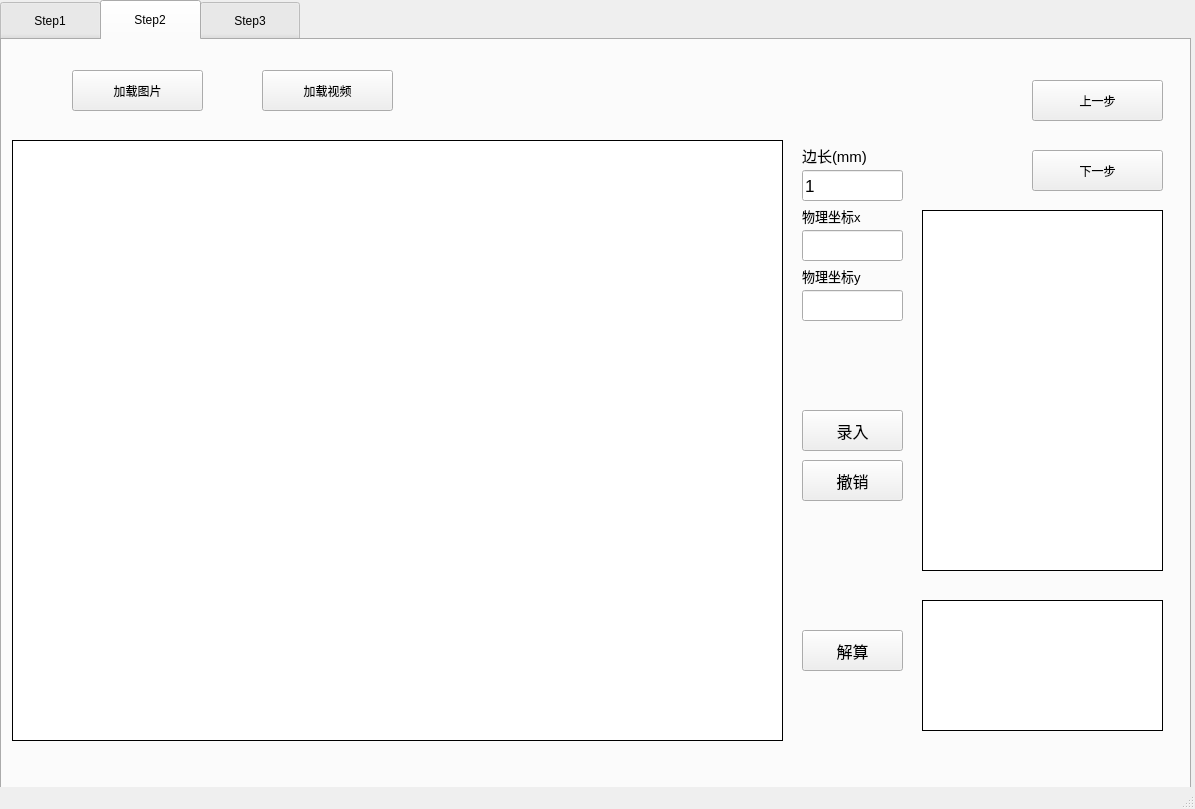
Old version of the form qt/mainwindow.ui in the repository XDU-ETVP-JH-ZK/Track_and_Visualize.
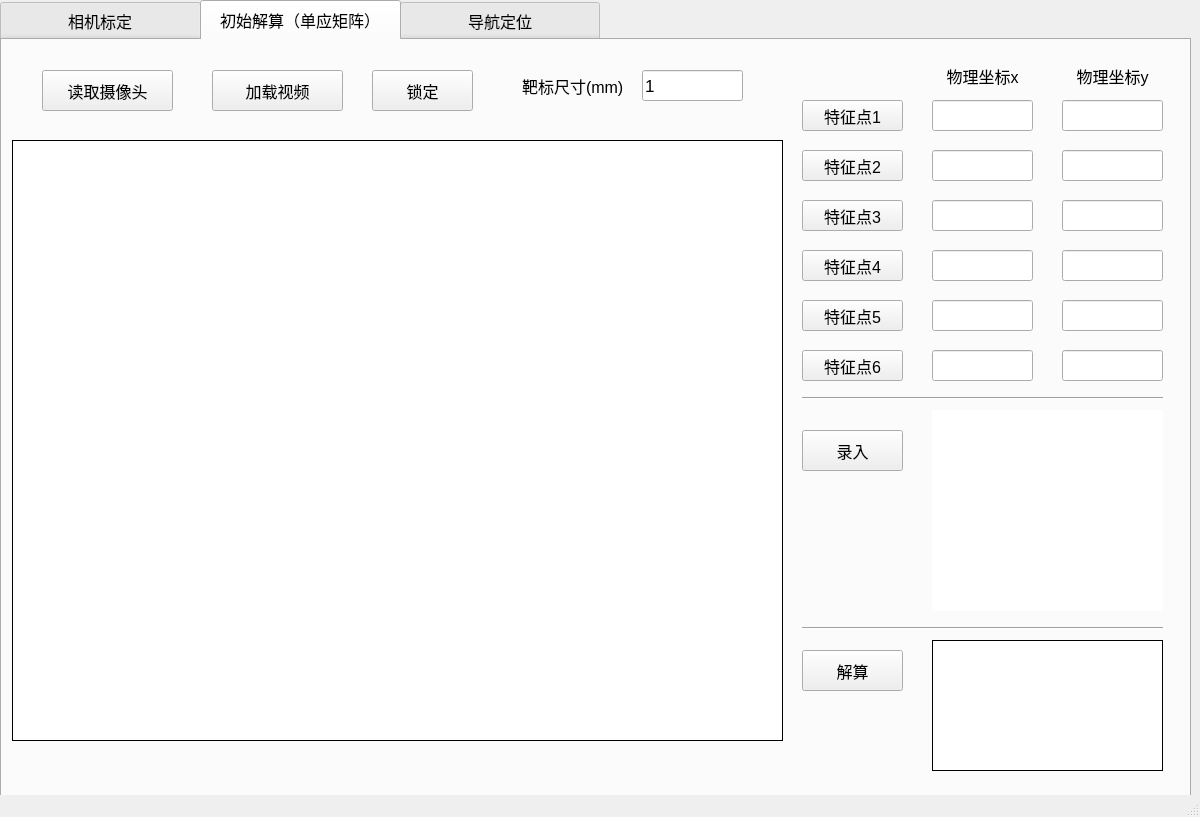
New version of the form. The open tabs and pages were chosen to show the change.

The edit to the form file:
```diff
--- a/qt/mainwindow.ui
+++ b/qt/mainwindow.ui
@@ -9,8 +9,8 @@
    <rect>
     <x>0</x>
     <y>0</y>
-    <width>1195</width>
-    <height>809</height>
+    <width>1200</width>
+    <height>817</height>
    </rect>
   </property>
   <property name="sizePolicy">
@@ -29,6 +29,11 @@
    <property name="enabled">
     <bool>true</bool>
    </property>
+   <property name="font">
+    <font>
+     <pointsize>12</pointsize>
+    </font>
+   </property>
    <widget class="QTabWidget" name="tabWidget">
     <property name="enabled">
      <bool>true</bool>
@@ -38,14 +43,19 @@
       <x>0</x>
       <y>0</y>
       <width>1191</width>
-      <height>811</height>
+      <height>801</height>
      </rect>
     </property>
+    <property name="font">
+     <font>
+      <pointsize>12</pointsize>
+     </font>
+    </property>
     <property name="focusPolicy">
      <enum>Qt::NoFocus</enum>
     </property>
     <property name="styleSheet">
-     <string notr="true">QTabBar::tab{width:100}
+     <string notr="true">QTabBar::tab{width:200}
 
 QTabBar::tab{height:40}</string>
     </property>
@@ -64,6 +74,21 @@
       <height>16</height>
      </size>
     </property>
+    <property name="elideMode">
+     <enum>Qt::ElideNone</enum>
+    </property>
+    <property name="usesScrollButtons">
+     <bool>true</bool>
+    </property>
+    <property name="documentMode">
+     <bool>false</bool>
+    </property>
+    <property name="tabsClosable">
+     <bool>false</bool>
+    </property>
+    <property name="movable">
+     <bool>false</bool>
+    </property>
     <property name="tabBarAutoHide">
      <bool>false</bool>
     </property>
@@ -72,7 +97,7 @@
       <bool>true</bool>
      </property>
      <attribute name="title">
-      <string>Step1</string>
+      <string>相机标定</string>
      </attribute>
      <widget class="QPushButton" name="calib">
       <property name="geometry">
@@ -344,20 +369,15 @@
        <string>1</string>
       </property>
      </widget>
-    </widget>
-    <widget class="QWidget" name="tab_2">
-     <property name="enabled">
-      <bool>true</bool>
-     </property>
-     <attribute name="title">
-      <string>Step2</string>
-     </attribute>
-     <widget class="QPushButton" name="two2three">
+     <widget class="QPushButton" name="calib">
+      <property name="enabled">
+       <bool>true</bool>
+      </property>
       <property name="geometry">
        <rect>
-        <x>1030</x>
-        <y>110</y>
-        <width>131</width>
+        <x>200</x>
+        <y>221</y>
+        <width>111</width>
         <height>41</height>
        </rect>
       </property>
@@ -365,25 +385,50 @@
        <enum>Qt::NoFocus</enum>
       </property>
       <property name="text">
-       <string>下一步</string>
+       <string>标定</string>
       </property>
      </widget>
-     <widget class="QPushButton" name="chosepic">
+     <widget class="QPushButton" name="s1loadpic">
       <property name="geometry">
        <rect>
-        <x>70</x>
-        <y>30</y>
-        <width>131</width>
+        <x>80</x>
+        <y>221</y>
+        <width>96</width>
         <height>41</height>
        </rect>
       </property>
-      <property name="focusPolicy">
-       <enum>Qt::NoFocus</enum>
+      <property name="minimumSize">
+       <size>
+        <width>96</width>
+        <height>27</height>
+       </size>
+      </property>
+      <property name="maximumSize">
+       <size>
+        <width>151</width>
+        <height>51</height>
+       </size>
+      </property>
+      <property name="font">
+       <font>
+        <pointsize>12</pointsize>
+       </font>
+      </property>
+      <property name="cursor">
+       <cursorShape>PointingHandCursor</cursorShape>
       </property>
       <property name="text">
        <string>加载图片</string>
       </property>
      </widget>
+    </widget>
+    <widget class="QWidget" name="tab_2">
+     <property name="enabled">
+      <bool>true</bool>
+     </property>
+     <attribute name="title">
+      <string>初始解算（单应矩阵）</string>
+     </attribute>
      <widget class="QGraphicsView" name="s2view">
       <property name="geometry">
        <rect>
@@ -416,7 +461,7 @@
       <property name="geometry">
        <rect>
         <x>800</x>
-        <y>370</y>
+        <y>390</y>
         <width>101</width>
         <height>41</height>
        </rect>
@@ -436,10 +481,10 @@
      <widget class="QTextBrowser" name="s2txt">
       <property name="geometry">
        <rect>
-        <x>920</x>
-        <y>170</y>
-        <width>241</width>
-        <height>361</height>
+        <x>961</x>
+        <y>440</y>
+        <width>191</width>
+        <height>111</height>
        </rect>
       </property>
       <property name="focusPolicy">
@@ -451,68 +496,53 @@
 border-color: rgb(0, 0, 0);</string>
       </property>
      </widget>
-     <widget class="QPushButton" name="back">
-      <property name="geometry">
-       <rect>
-        <x>800</x>
-        <y>420</y>
-        <width>101</width>
-        <height>41</height>
-       </rect>
-      </property>
-      <property name="font">
-       <font>
-        <pointsize>12</pointsize>
-       </font>
-      </property>
-      <property name="focusPolicy">
-       <enum>Qt::NoFocus</enum>
-      </property>
-      <property name="text">
-       <string>撤销</string>
-      </property>
-     </widget>
      <widget class="QLabel" name="label_3">
       <property name="geometry">
        <rect>
-        <x>800</x>
-        <y>160</y>
-        <width>81</width>
+        <x>930</x>
+        <y>20</y>
+        <width>101</width>
         <height>31</height>
        </rect>
       </property>
       <property name="font">
        <font>
-        <pointsize>10</pointsize>
+        <pointsize>12</pointsize>
        </font>
       </property>
       <property name="text">
        <string>物理坐标x</string>
       </property>
+      <property name="alignment">
+       <set>Qt::AlignCenter</set>
+      </property>
      </widget>
      <widget class="QLabel" name="label_4">
       <property name="geometry">
        <rect>
-        <x>800</x>
-        <y>220</y>
-        <width>81</width>
+        <x>1060</x>
+        <y>20</y>
+        <width>101</width>
         <height>31</height>
        </rect>
       </property>
       <property name="font">
        <font>
-        <pointsize>10</pointsize>
+        <pointsize>12</pointsize>
        </font>
       </property>
       <property name="text">
        <string>物理坐标y</string>
       </property>
+      <property name="alignment">
+       <set>Qt::AlignCenter</set>
+      </property>
      </widget>
      <widget class="QPushButton" name="calcula">
       <property name="geometry">
        <rect>
         <x>800</x>
-        <y>590</y>
+        <y>610</y>
         <width>101</width>
         <height>41</height>
        </rect>
@@ -529,67 +559,23 @@
        <string>解算</string>
       </property>
      </widget>
-     <widget class="QLineEdit" name="in_y">
-      <property name="geometry">
-       <rect>
-        <x>800</x>
-        <y>250</y>
-        <width>101</width>
-        <height>31</height>
-       </rect>
-      </property>
-      <property name="font">
-       <font>
-        <pointsize>13</pointsize>
-       </font>
-      </property>
-      <property name="focusPolicy">
-       <enum>Qt::StrongFocus</enum>
-      </property>
-     </widget>
-     <widget class="QLineEdit" name="in_x">
-      <property name="geometry">
-       <rect>
-        <x>800</x>
-        <y>190</y>
-        <width>101</width>
-        <height>31</height>
-       </rect>
-      </property>
-      <property name="font">
-       <font>
-        <pointsize>13</pointsize>
-       </font>
-      </property>
-      <property name="focusPolicy">
-       <enum>Qt::StrongFocus</enum>
-      </property>
-     </widget>
-     <widget class="QPushButton" name="two2one">
-      <property name="geometry">
-       <rect>
-        <x>1030</x>
-        <y>40</y>
-        <width>131</width>
-        <height>41</height>
-       </rect>
-      </property>
-      <property name="focusPolicy">
-       <enum>Qt::NoFocus</enum>
-      </property>
-      <property name="text">
-       <string>上一步</string>
-      </property>
-     </widget>
      <widget class="QPushButton" name="chosevideo">
       <property name="geometry">
        <rect>
-        <x>260</x>
+        <x>210</x>
         <y>30</y>
         <width>131</width>
         <height>41</height>
        </rect>
       </property>
+      <property name="font">
+       <font>
+        <pointsize>12</pointsize>
+       </font>
+      </property>
+      <property name="cursor">
+       <cursorShape>PointingHandCursor</cursorShape>
+      </property>
       <property name="focusPolicy">
        <enum>Qt::NoFocus</enum>
       </property>
@@ -600,8 +586,8 @@
      <widget class="QLineEdit" name="in_d_2">
       <property name="geometry">
        <rect>
-        <x>800</x>
-        <y>130</y>
+        <x>640</x>
+        <y>30</y>
         <width>101</width>
         <height>31</height>
        </rect>
@@ -621,27 +607,27 @@
      <widget class="QLabel" name="label_8">
       <property name="geometry">
        <rect>
-        <x>800</x>
-        <y>100</y>
-        <width>81</width>
+        <x>520</x>
+        <y>30</y>
+        <width>121</width>
         <height>31</height>
        </rect>
       </property>
       <property name="font">
        <font>
-        <pointsize>11</pointsize>
+        <pointsize>12</pointsize>
        </font>
       </property>
       <property name="text">
-       <string>边长(mm)</string>
+       <string>靶标尺寸(mm)</string>
       </property>
      </widget>
      <widget class="QTextBrowser" name="s2h">
       <property name="geometry">
        <rect>
-        <x>920</x>
-        <y>560</y>
-        <width>241</width>
+        <x>930</x>
+        <y>600</y>
+        <width>231</width>
         <height>131</height>
        </rect>
       </property>
@@ -651,10 +637,394 @@
 border-color: rgb(0, 0, 0);</string>
       </property>
      </widget>
+     <widget class="QPushButton" name="loadcamera">
+      <property name="geometry">
+       <rect>
+        <x>40</x>
+        <y>30</y>
+        <width>131</width>
+        <height>41</height>
+       </rect>
+      </property>
+      <property name="font">
+       <font>
+        <pointsize>12</pointsize>
+       </font>
+      </property>
+      <property name="cursor">
+       <cursorShape>PointingHandCursor</cursorShape>
+      </property>
+      <property name="focusPolicy">
+       <enum>Qt::NoFocus</enum>
+      </property>
+      <property name="text">
+       <string>读取摄像头</string>
+      </property>
+     </widget>
+     <widget class="QPushButton" name="point">
+      <property name="geometry">
+       <rect>
+        <x>800</x>
+        <y>60</y>
+        <width>101</width>
+        <height>31</height>
+       </rect>
+      </property>
+      <property name="font">
+       <font>
+        <pointsize>12</pointsize>
+       </font>
+      </property>
+      <property name="cursor">
+       <cursorShape>PointingHandCursor</cursorShape>
+      </property>
+      <property name="focusPolicy">
+       <enum>Qt::StrongFocus</enum>
+      </property>
+      <property name="text">
+       <string>特征点1</string>
+      </property>
+     </widget>
+     <widget class="QLineEdit" name="point_x">
+      <property name="geometry">
+       <rect>
+        <x>930</x>
+        <y>60</y>
+        <width>101</width>
+        <height>31</height>
+       </rect>
+      </property>
+     </widget>
+     <widget class="QLineEdit" name="point_y">
+      <property name="geometry">
+       <rect>
+        <x>1060</x>
+        <y>60</y>
+        <width>101</width>
+        <height>31</height>
+       </rect>
+      </property>
+     </widget>
+     <widget class="QLineEdit" name="point_y_2">
+      <property name="geometry">
+       <rect>
+        <x>1060</x>
+        <y>110</y>
+        <width>101</width>
+        <height>31</height>
+       </rect>
+      </property>
+     </widget>
+     <widget class="QPushButton" name="point_2">
+      <property name="geometry">
+       <rect>
+        <x>800</x>
+        <y>110</y>
+        <width>101</width>
+        <height>31</height>
+       </rect>
+      </property>
+      <property name="font">
+       <font>
+        <pointsize>12</pointsize>
+       </font>
+      </property>
+      <property name="cursor">
+       <cursorShape>PointingHandCursor</cursorShape>
+      </property>
+      <property name="focusPolicy">
+       <enum>Qt::StrongFocus</enum>
+      </property>
+      <property name="text">
+       <string>特征点2</string>
+      </property>
+     </widget>
+     <widget class="QLineEdit" name="point_x_2">
+      <property name="geometry">
+       <rect>
+        <x>930</x>
+        <y>110</y>
+        <width>101</width>
+        <height>31</height>
+       </rect>
+      </property>
+     </widget>
+     <widget class="QLineEdit" name="point_y_3">
+      <property name="geometry">
+       <rect>
+        <x>1060</x>
+        <y>160</y>
+        <width>101</width>
+        <height>31</height>
+       </rect>
+      </property>
+     </widget>
+     <widget class="QPushButton" name="point_3">
+      <property name="geometry">
+       <rect>
+        <x>800</x>
+        <y>160</y>
+        <width>101</width>
+        <height>31</height>
+       </rect>
+      </property>
+      <property name="font">
+       <font>
+        <pointsize>12</pointsize>
+       </font>
+      </property>
+      <property name="cursor">
+       <cursorShape>PointingHandCursor</cursorShape>
+      </property>
+      <property name="focusPolicy">
+       <enum>Qt::StrongFocus</enum>
+      </property>
+      <property name="text">
+       <string>特征点3</string>
+      </property>
+     </widget>
+     <widget class="QLineEdit" name="point_x_3">
+      <property name="geometry">
+       <rect>
+        <x>930</x>
+        <y>160</y>
+        <width>101</width>
+        <height>31</height>
+       </rect>
+      </property>
+     </widget>
+     <widget class="QLineEdit" name="point_y_4">
+      <property name="geometry">
+       <rect>
+        <x>1060</x>
+        <y>210</y>
+        <width>101</width>
+        <height>31</height>
+       </rect>
+      </property>
+     </widget>
+     <widget class="QPushButton" name="point_4">
+      <property name="geometry">
+       <rect>
+        <x>800</x>
+        <y>210</y>
+        <width>101</width>
+        <height>31</height>
+       </rect>
+      </property>
+      <property name="font">
+       <font>
+        <pointsize>12</pointsize>
+       </font>
+      </property>
+      <property name="cursor">
+       <cursorShape>PointingHandCursor</cursorShape>
+      </property>
+      <property name="focusPolicy">
+       <enum>Qt::StrongFocus</enum>
+      </property>
+      <property name="text">
+       <string>特征点4</string>
+      </property>
+     </widget>
+     <widget class="QLineEdit" name="point_x_4">
+      <property name="geometry">
+       <rect>
+        <x>930</x>
+        <y>210</y>
+        <width>101</width>
+        <height>31</height>
+       </rect>
+      </property>
+     </widget>
+     <widget class="QLineEdit" name="point_y_5">
+      <property name="geometry">
+       <rect>
+        <x>1060</x>
+        <y>260</y>
+        <width>101</width>
+        <height>31</height>
+       </rect>
+      </property>
+     </widget>
+     <widget class="QPushButton" name="point_5">
+      <property name="geometry">
+       <rect>
+        <x>800</x>
+        <y>260</y>
+        <width>101</width>
+        <height>31</height>
+       </rect>
+      </property>
+      <property name="font">
+       <font>
+        <pointsize>12</pointsize>
+       </font>
+      </property>
+      <property name="cursor">
+       <cursorShape>PointingHandCursor</cursorShape>
+      </property>
+      <property name="focusPolicy">
+       <enum>Qt::StrongFocus</enum>
+      </property>
+      <property name="text">
+       <string>特征点5</string>
+      </property>
+     </widget>
+     <widget class="QLineEdit" name="point_x_5">
+      <property name="geometry">
+       <rect>
+        <x>930</x>
+        <y>260</y>
+        <width>101</width>
+        <height>31</height>
+       </rect>
+      </property>
+     </widget>
+     <widget class="QLineEdit" name="point_y_6">
+      <property name="geometry">
+       <rect>
+        <x>1060</x>
+        <y>310</y>
+        <width>101</width>
+        <height>31</height>
+       </rect>
+      </property>
+     </widget>
+     <widget class="QPushButton" name="point_6">
+      <property name="geometry">
+       <rect>
+        <x>800</x>
+        <y>310</y>
+        <width>101</width>
+        <height>31</height>
+       </rect>
+      </property>
+      <property name="font">
+       <font>
+        <pointsize>12</pointsize>
+       </font>
+      </property>
+      <property name="cursor">
+       <cursorShape>PointingHandCursor</cursorShape>
+      </property>
+      <property name="focusPolicy">
+       <enum>Qt::StrongFocus</enum>
+      </property>
+      <property name="text">
+       <string>特征点6</string>
+      </property>
+     </widget>
+     <widget class="QLineEdit" name="point_x_6">
+      <property name="geometry">
+       <rect>
+        <x>930</x>
+        <y>310</y>
+        <width>101</width>
+        <height>31</height>
+       </rect>
+      </property>
+     </widget>
+     <widget class="QTableView" name="tableView">
+      <property name="geometry">
+       <rect>
+        <x>930</x>
+        <y>370</y>
+        <width>231</width>
+        <height>201</height>
+       </rect>
+      </property>
+      <property name="font">
+       <font>
+        <pointsize>9</pointsize>
+        <italic>false</italic>
+        <bold>false</bold>
+       </font>
+      </property>
+      <property name="focusPolicy">
+       <enum>Qt::NoFocus</enum>
+      </property>
+      <property name="styleSheet">
+       <string notr="true">font: 9pt &quot;黑体&quot;;
+border:none</string>
+      </property>
+     </widget>
+     <widget class="QGroupBox" name="groupBox_2">
+      <property name="geometry">
+       <rect>
+        <x>360</x>
+        <y>20</y>
+        <width>141</width>
+        <height>71</height>
+       </rect>
+      </property>
+      <property name="styleSheet">
+       <string notr="true">QGroupBox{border:none}</string>
+      </property>
+      <property name="title">
+       <string/>
+      </property>
+      <widget class="QPushButton" name="freeze">
+       <property name="geometry">
+        <rect>
+         <x>10</x>
+         <y>10</y>
+         <width>101</width>
+         <height>41</height>
+        </rect>
+       </property>
+       <property name="font">
+        <font>
+         <pointsize>12</pointsize>
+        </font>
+       </property>
+       <property name="cursor">
+        <cursorShape>PointingHandCursor</cursorShape>
+       </property>
+       <property name="focusPolicy">
+        <enum>Qt::NoFocus</enum>
+       </property>
+       <property name="text">
+        <string>锁定</string>
+       </property>
+      </widget>
+     </widget>
+     <widget class="Line" name="line">
+      <property name="geometry">
+       <rect>
+        <x>800</x>
+        <y>350</y>
+        <width>361</width>
+        <height>16</height>
+       </rect>
+      </property>
+      <property name="styleSheet">
+       <string notr="true">color:rgb(0, 0, 0)</string>
+      </property>
+      <property name="orientation">
+       <enum>Qt::Horizontal</enum>
+      </property>
+     </widget>
+     <widget class="Line" name="line_2">
+      <property name="geometry">
+       <rect>
+        <x>800</x>
+        <y>580</y>
+        <width>361</width>
+        <height>16</height>
+       </rect>
+      </property>
+      <property name="styleSheet">
+       <string notr="true">color:rgb(0, 0, 0)</string>
+      </property>
+      <property name="orientation">
+       <enum>Qt::Horizontal</enum>
+      </property>
+     </widget>
     </widget>
     <widget class="QWidget" name="tab_3">
      <attribute name="title">
-      <string>Step3</string>
+      <string>导航定位</string>
      </attribute>
      <widget class="QPushButton" name="three2four">
       <property name="geometry">
```
Left out of the diff: 800 changed lines with no effect on the pictures.
